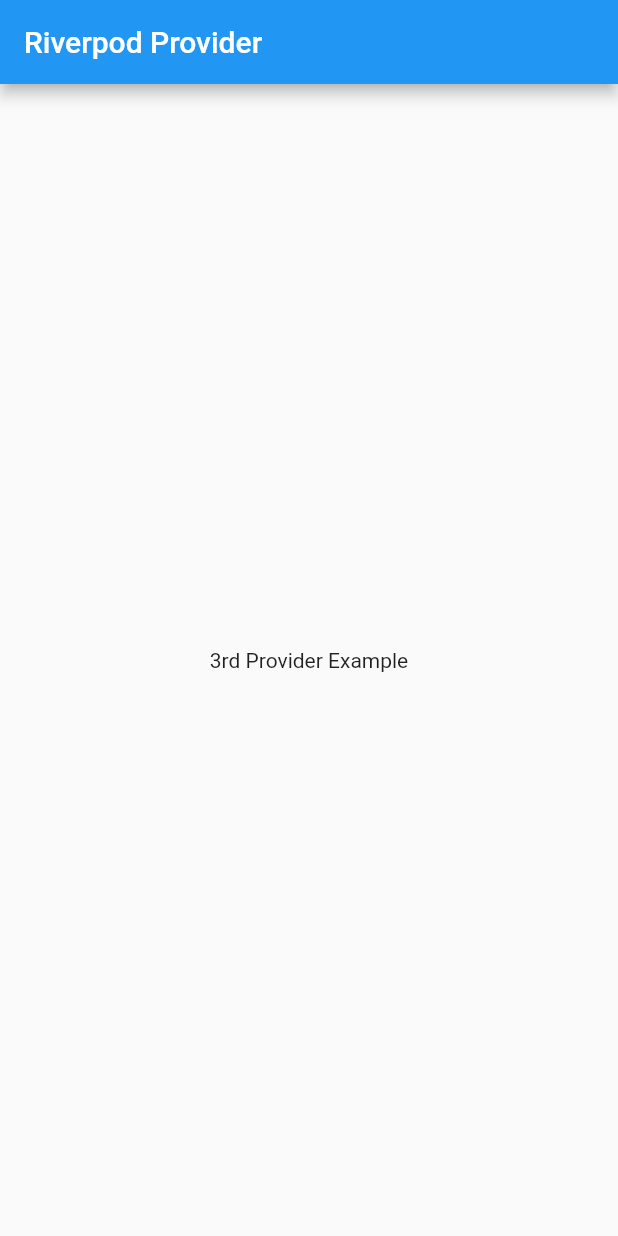
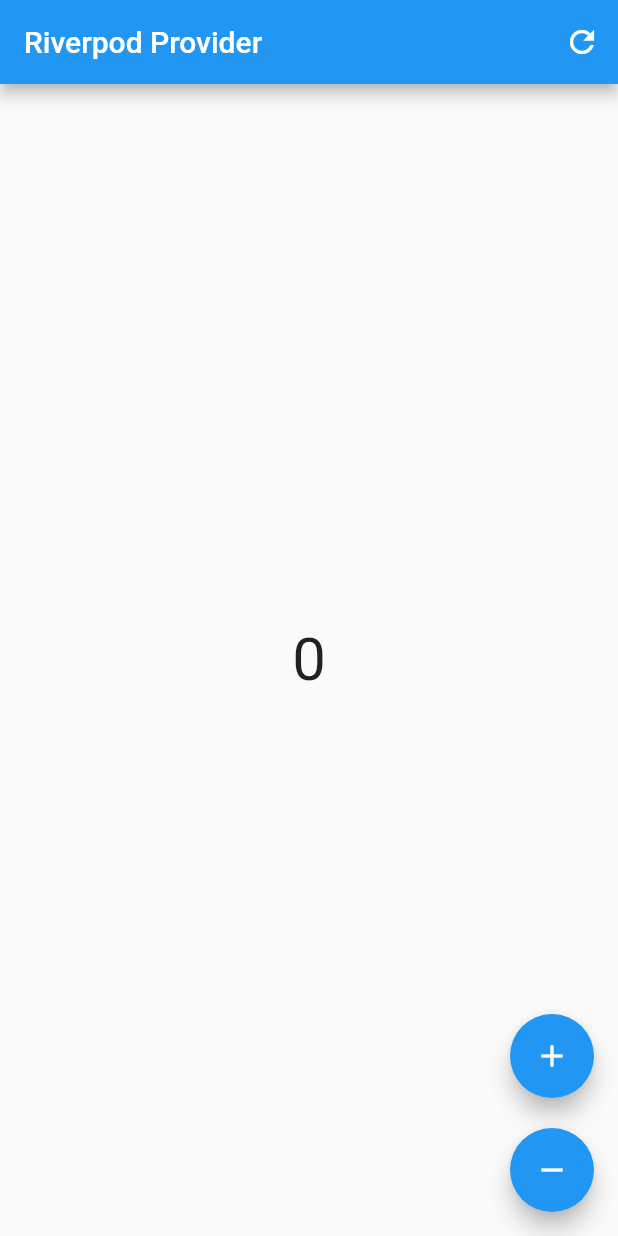
Before and after one commit to flutter99/riverpod_practice_project, a Flutter app: the screen it shows after launch, on a phone screen of 412 x 824 dp. Run offline on Flutter 3.47's test engine with Material 2 defaults, Android fonts, the phone set to English and light mode, and no system bars; our stand-ins replace flutter_riverpod.

Commit message:
counter app with riverpod
counter app develop by using the riverpod state managament

```diff
--- a/riverpod_counter_app/lib/main.dart
+++ b/riverpod_counter_app/lib/main.dart
@@ -1,5 +1,6 @@
 import 'package:flutter/material.dart';
 import 'package:flutter_riverpod/flutter_riverpod.dart';
+import 'package:riverpod_counter_app/screens/second.dart';
 
 import 'screens/first.dart';
 
@@ -19,7 +20,7 @@ class MyApp extends StatelessWidget {
       theme: ThemeData(
         primarySwatch: Colors.blue,
       ),
-      home: const ThirdWay(),
+      home: const CounterStateExample(),
     );
   }
 }
--- /dev/null
+++ b/riverpod_counter_app/lib/providers/state_provider.dart
@@ -0,0 +1,5 @@
+import 'package:flutter_riverpod/flutter_riverpod.dart';
+
+final counterProvider = StateProvider<int>((ref) {
+  return 0;
+});
--- /dev/null
+++ b/riverpod_counter_app/lib/screens/second.dart
@@ -0,0 +1,85 @@
+import 'package:flutter/material.dart';
+import 'package:flutter_riverpod/flutter_riverpod.dart';
+import 'package:riverpod_counter_app/providers/state_provider.dart';
+
+class CounterStateExample extends ConsumerWidget {
+  const CounterStateExample({Key? key}) : super(key: key);
+
+  @override
+  Widget build(BuildContext context, WidgetRef ref) {
+
+    /// when need to show just value of provider then we use the ref.watch
+    final count = ref.watch(counterProvider);
+
+
+    /// to listen the change of the provider
+    ref.listen(counterProvider, (previous, next) {
+      if(next == 5) {
+        ScaffoldMessenger.of(context).showSnackBar(SnackBar(content: Text('The value is $next'),),);
+      }
+
+    });
+
+
+    return Scaffold(
+      appBar: AppBar(
+        title: const Text('Riverpod Provider'),
+        actions: [
+          IconButton(
+            onPressed: () {
+             /// ref.invalidate(counterProvider);
+              ref.refresh(counterProvider);
+            },
+            icon: const Icon(Icons.refresh),
+          ),
+        ],
+      ),
+      body: Center(
+        child: Text(
+          count.toString(),
+          style: const TextStyle(
+            fontSize: 40,
+          ),
+        ),
+      ),
+      floatingActionButton: Column(
+        mainAxisAlignment: MainAxisAlignment.end,
+        children: [
+          FloatingActionButton(
+            onPressed: () {
+              //ref.read(counterProvider.notifier).state += 1;
+
+              /// when value is changed of provider then we use the ref.read
+              ref.read(counterProvider.notifier).update((state) {
+                return state = state + 1;
+              });
+
+              // ref.read(counterProvider.notifier).update((state) => state+1);
+            },
+            child: const Icon(Icons.add),
+          ),
+
+          const SizedBox(height: 20),
+          FloatingActionButton(
+            onPressed: () {
+              //ref.read(counterProvider.notifier).state -= 1;
+
+
+              /// when value is changed of provider then we use the ref.read
+              ref.read(counterProvider.notifier).update((state) {
+                if(state <=0) {
+                  return state = 0;
+                } else {
+                  return state = state - 1;
+                }
+              });
+
+              // ref.read(counterProvider.notifier).update((state) => state-1);
+            },
+            child: const Icon(Icons.remove),
+          ),
+        ],
+      ),
+    );
+  }
+}
```
